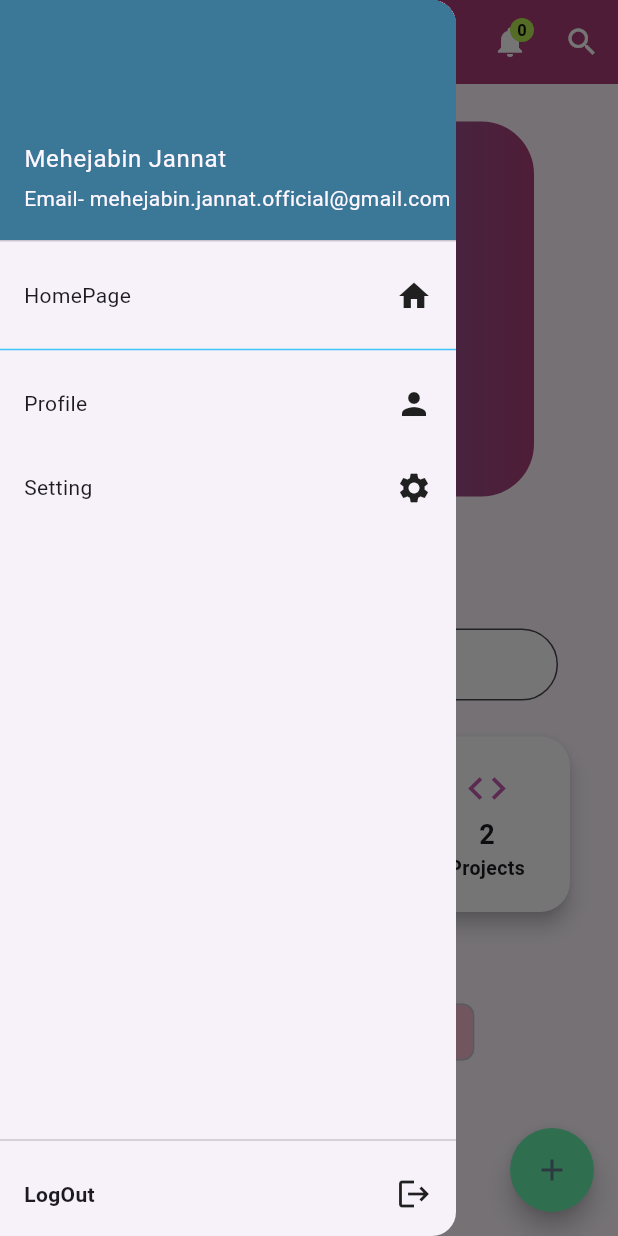
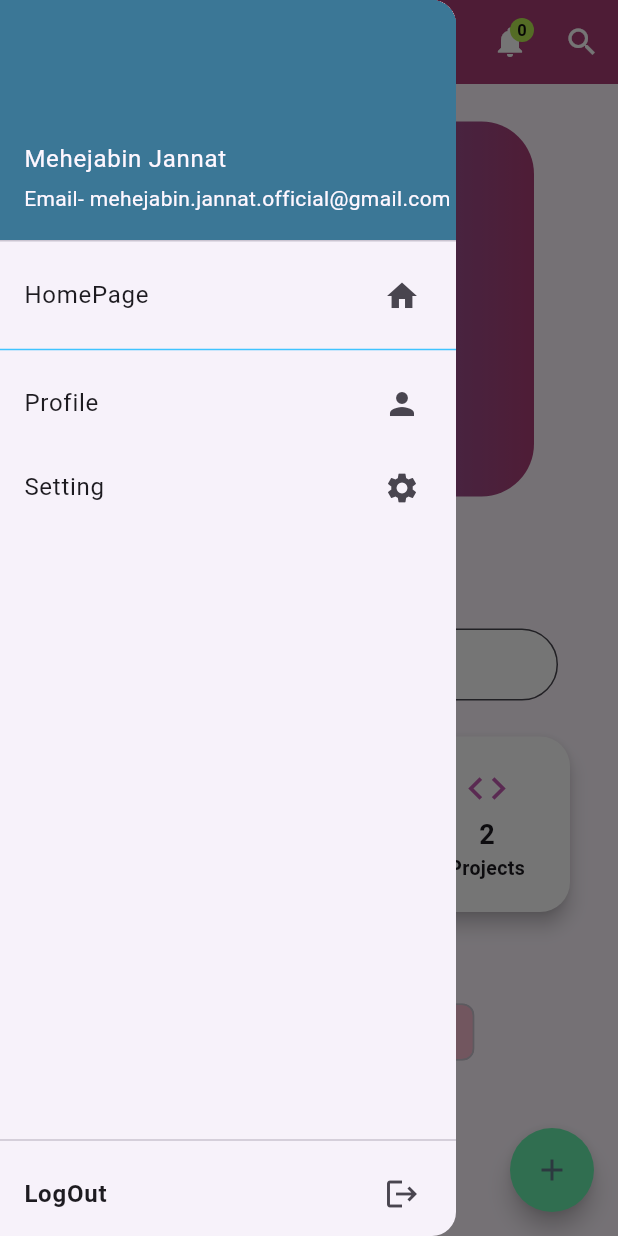
Before and after one commit to mjjannat-netizen/Flutter-Assignment-3, a Flutter app: the screen it shows after launch, with the side drawer open, on a phone screen of 412 x 824 dp. Run offline on Flutter 3.47's test engine with Material 3 defaults, Android fonts, the phone set to English and light mode, and no system bars; our stand-ins replace google_fonts.

Commit message:
final commit

```diff
--- a/project_24_a/lib/home_Page.dart
+++ b/project_24_a/lib/home_Page.dart
@@ -353,58 +353,34 @@ class HomePage extends StatelessWidget {
             ),
 
             // HomePage
-            InkWell(
+            ListTile(
               onTap: () {},
               hoverColor: Colors.limeAccent,
               splashColor: Colors.greenAccent,
-              child: Padding(
-                padding: EdgeInsets.all(16),
-                child: Row(
-                  mainAxisAlignment: MainAxisAlignment.spaceBetween,
-                  children: [
-                    Text("HomePage"),
-                    Icon(Icons.home),
-                  ],
-                ),
-              ),
+              title: Text("HomePage"),
+              trailing: Icon(Icons.home),
             ),
 
             Divider(color: Colors.lightBlueAccent),
 
             // Profile
-            InkWell(
+            ListTile(
               onTap: () {},
               hoverColor: Colors.limeAccent,
               splashColor:
                   const Color.fromARGB(255, 111, 143, 127),
-              child: Padding(
-                padding: EdgeInsets.all(16),
-                child: Row(
-                  mainAxisAlignment: MainAxisAlignment.spaceBetween,
-                  children: [
-                    Text("Profile"),
-                    Icon(Icons.person),
-                  ],
-                ),
-              ),
+              title: Text("Profile"),
+              trailing: Icon(Icons.person),
             ),
 
             // Settings
-            InkWell(
+            ListTile(
               onTap: () {},
               hoverColor: Colors.limeAccent,
               splashColor:
                   const Color.fromARGB(255, 111, 143, 127),
-              child: Padding(
-                padding: EdgeInsets.all(16),
-                child: Row(
-                  mainAxisAlignment: MainAxisAlignment.spaceBetween,
-                  children: [
-                    Text("Setting"),
-                    Icon(Icons.settings),
-                  ],
-                ),
-              ),
+              title: Text("Setting"),
+              trailing: Icon(Icons.settings),
             ),
 
             Spacer(),
@@ -412,26 +388,18 @@ class HomePage extends StatelessWidget {
             Divider(),
 
             // Logout
-            InkWell(
+            ListTile(
               onTap: () {},
               hoverColor: Colors.limeAccent,
               splashColor:
                   const Color.fromARGB(255, 111, 143, 127),
-              child: Padding(
-                padding: EdgeInsets.all(16),
-                child: Row(
-                  mainAxisAlignment: MainAxisAlignment.spaceBetween,
-                  children: [
-                    Text(
-                      "LogOut",
-                      style: TextStyle(
-                        fontWeight: FontWeight.bold,
-                      ),
-                    ),
-                    Icon(Icons.logout),
-                  ],
+              title: Text(
+                "LogOut",
+                style: TextStyle(
+                  fontWeight: FontWeight.bold,
                 ),
               ),
+              trailing: Icon(Icons.logout),
             ),
           ],
         ),
```
